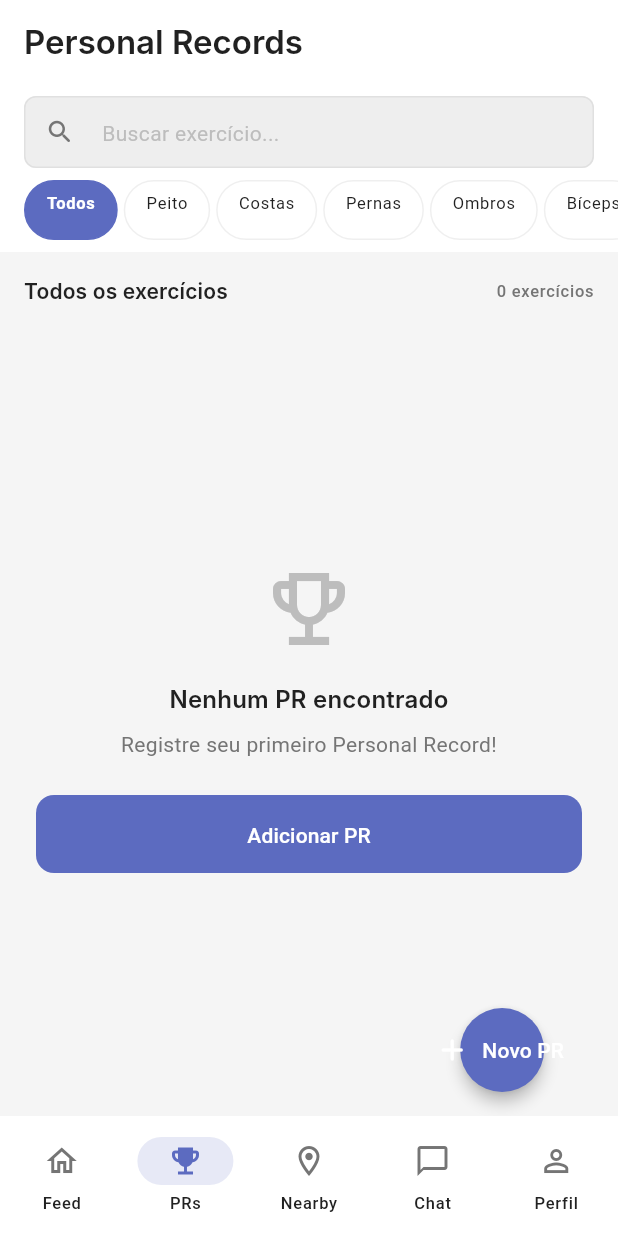
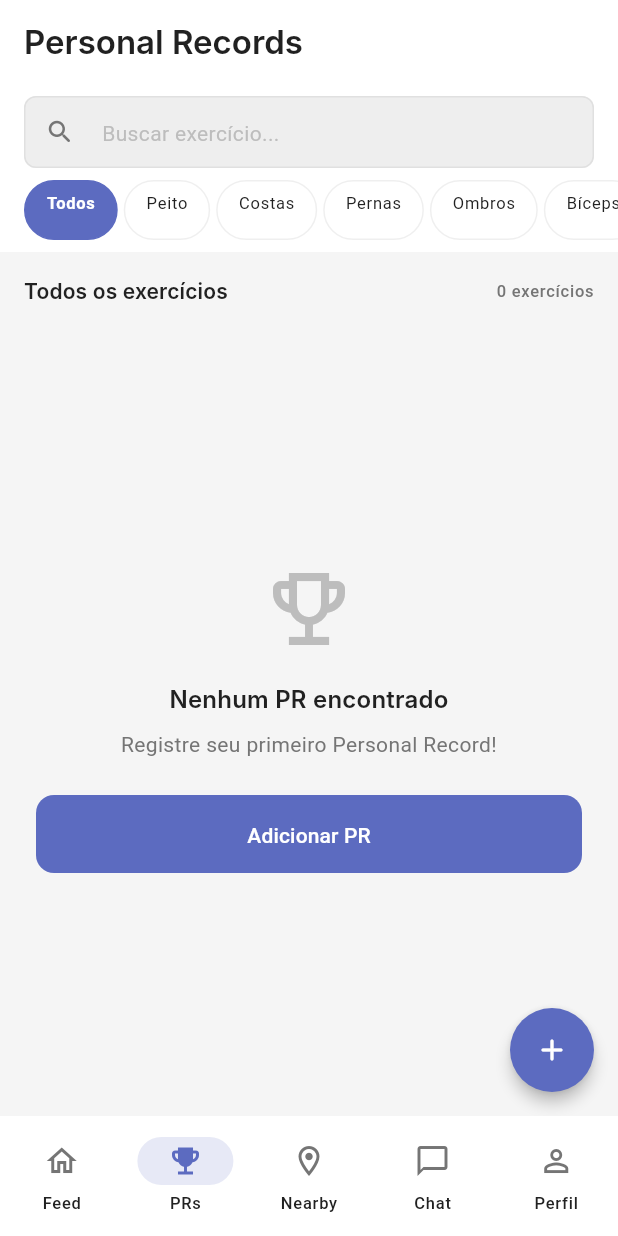
Before and after one commit to rubem-dias/SportConnect, a Flutter app: the PrsScreen screen opened by its route, on a phone screen of 412 x 824 dp. Run offline on Flutter 3.47's test engine with Material 3 defaults, Android fonts, the phone set to English and light mode, and no system bars; our stand-ins replace cached_network_image, confetti, dio, flutter_riverpod, flutter_secure_storage, freezed_annotation and 6 more; accounts and stored records are empty; generated files the repository leaves out were written again; network calls fail; Roboto replaces fonts that are missing (Inter).

Commit message:
refactor: simplify floating action button in PRs screen

```diff
--- a/src/lib/features/prs/presentation/screens/prs_screen.dart
+++ b/src/lib/features/prs/presentation/screens/prs_screen.dart
@@ -65,12 +65,11 @@ class _PrsScreenState extends ConsumerState<PrsScreen> {
           onRefresh: () => ref.read(prsProvider.notifier).refresh(),
         ),
       ),
-      floatingActionButton: FloatingActionButton.extended(
+      floatingActionButton: FloatingActionButton(
         onPressed: () => context.push(AppRoutes.addPr),
         backgroundColor: AppColors.primary,
         foregroundColor: Colors.white,
-        icon: const Icon(Icons.add_rounded),
-        label: const Text('Novo PR'),
+        child: const Icon(Icons.add_rounded),
       ),
     );
   }
```
Also changed, not shown: 1 other file.
